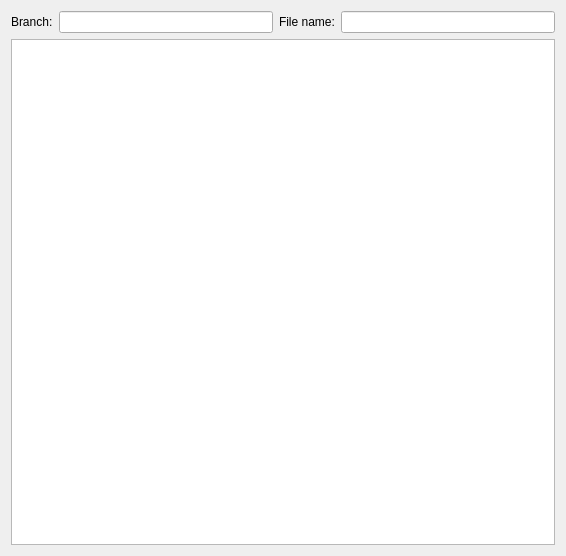
Old version of the form src/dialogs/fileviewerdialog.ui in the repository HamedMasafi/GitKlient.
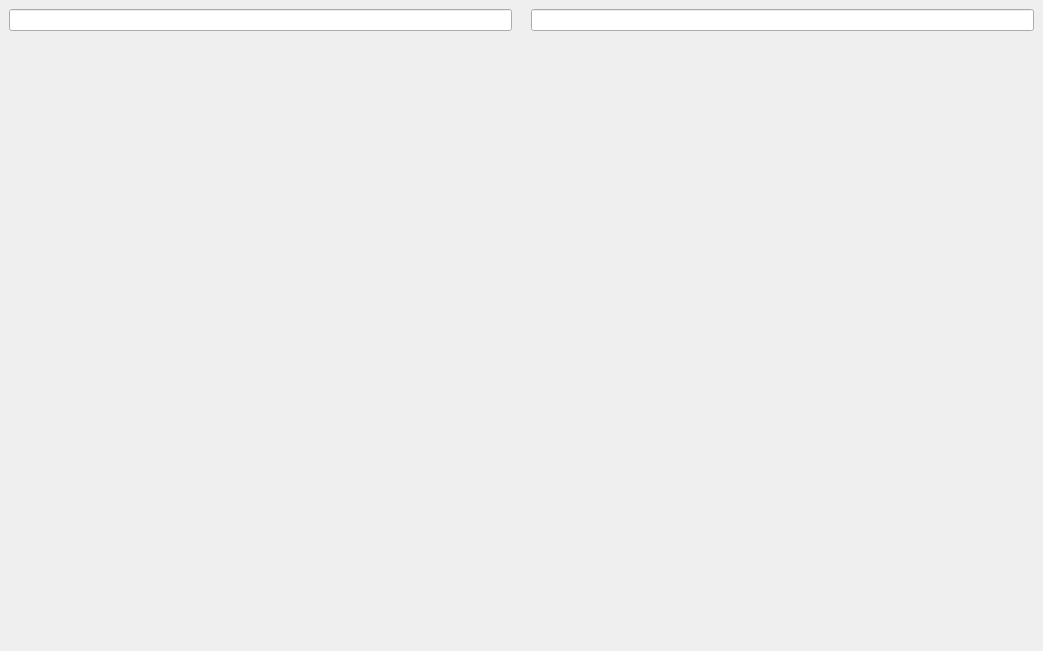
New version of the form. Custom widgets are drawn as their Qt base class.

Diff of the .ui file:
```diff
--- a/src/dialogs/fileviewerdialog.ui
+++ b/src/dialogs/fileviewerdialog.ui
@@ -1,28 +1,22 @@
 <?xml version="1.0" encoding="UTF-8"?>
 <ui version="4.0">
  <class>FileViewerDialog</class>
- <widget class="QDialog" name="FileViewerDialog">
+ <widget class="QMainWindow" name="FileViewerDialog">
   <property name="geometry">
    <rect>
     <x>0</x>
     <y>0</y>
-    <width>566</width>
-    <height>556</height>
+    <width>1043</width>
+    <height>651</height>
    </rect>
   </property>
   <property name="windowTitle">
    <string>Dialog</string>
   </property>
+  <widget class="QWidget" name="centralwidget">
   <layout class="QVBoxLayout" name="verticalLayout">
    <item>
     <layout class="QHBoxLayout" name="horizontalLayout">
-     <item>
-      <widget class="QLabel" name="label">
-       <property name="text">
-        <string>Branch:</string>
-       </property>
-      </widget>
-     </item>
      <item>
       <widget class="QLineEdit" name="lineEditBranchName">
        <property name="readOnly">
@@ -33,7 +27,7 @@
      <item>
       <widget class="QLabel" name="label_2">
        <property name="text">
-        <string>File name:</string>
+         <string/>
        </property>
       </widget>
      </item>
@@ -49,7 +43,7 @@
    <item>
     <widget class="QStackedWidget" name="stackedWidget">
      <property name="currentIndex">
-      <number>0</number>
+       <number>2</number>
      </property>
      <widget class="QWidget" name="page">
       <layout class="QVBoxLayout" name="verticalLayout_2">
@@ -96,9 +90,29 @@
        </item>
       </layout>
      </widget>
-    </widget>
-   </item>
-  </layout>
+      <widget class="QWidget" name="page_3">
+       <layout class="QVBoxLayout" name="kPartLayout">
+        <property name="leftMargin">
+         <number>0</number>
+        </property>
+        <property name="topMargin">
+         <number>0</number>
+        </property>
+        <property name="rightMargin">
+         <number>0</number>
+        </property>
+        <property name="bottomMargin">
+         <number>0</number>
+        </property>
+        <item>
+         <widget class="QWidget" name="widgetContainer" native="true"/>
+        </item>
+       </layout>
+      </widget>
+     </widget>
+    </item>
+   </layout>
+  </widget>
  </widget>
  <customwidgets>
   <customwidget>
```
Left out of the diff: 9 changed lines with no effect on the pictures. Lines whose indentation alone changed are shown as unchanged.
